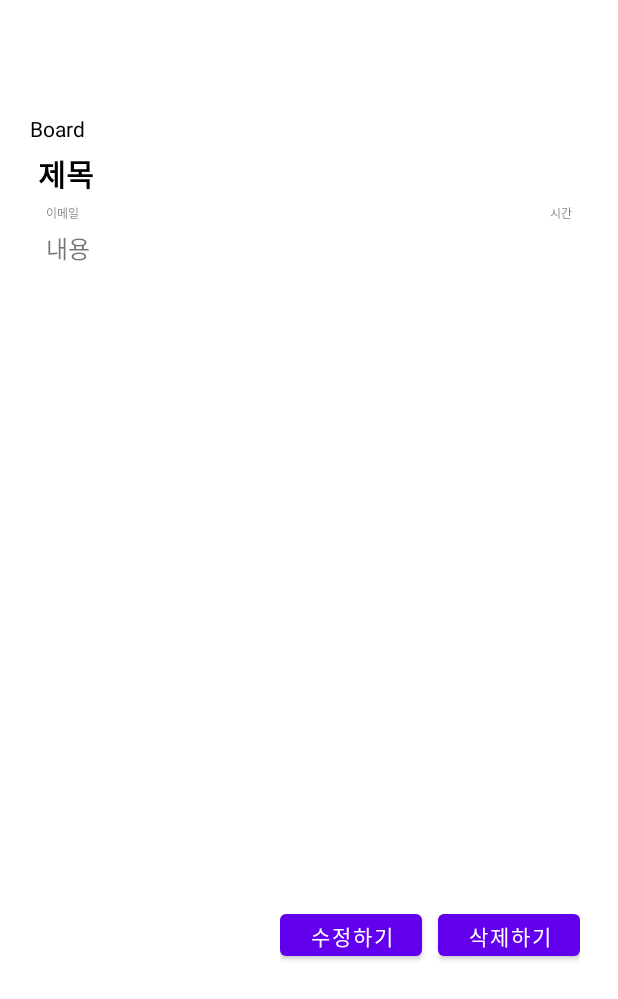
After one commit to dev-yenya/MadCamp_1st, an Android app: the layout fragment_read.xml on its own in the app's theme, with its tools: preview values and no code run, on a phone screen of 412 x 824 dp. The commit adds this screen. Shown: the top 999 px of the screen. Run offline under Robolectric (Android 15) with nearby library versions, the phone set to English and light mode, and no system bars.

Commit message:
커뮤니티 Read/Write 구현 완료

```diff
--- a/app/src/main/java/com/example/first_app/ImageDetailActivity.kt
+++ b/app/src/main/java/com/example/first_app/ImageDetailActivity.kt
@@ -16,12 +16,9 @@ class ImageDetailActivity : AppCompatActivity() {
     lateinit var datas : Uri
     override fun onCreate(savedInstanceState: Bundle?) {
         super.onCreate(savedInstanceState)
-
             setContentView(R.layout.activity_image_detail)
             datas = intent.getSerializableExtra("data") as Uri
             Glide.with(this).load(datas).into(binding.imgDetail)
-
-
     }
 
 }
--- a/app/src/main/java/com/example/first_app/MainActivity.kt
+++ b/app/src/main/java/com/example/first_app/MainActivity.kt
@@ -5,6 +5,7 @@ import androidx.appcompat.app.AppCompatActivity
 import android.os.Bundle
 import android.util.Log
 import android.view.MenuItem
+import android.widget.TextView
 import android.widget.Toast
 import androidx.appcompat.widget.Toolbar
 import androidx.core.view.GravityCompat
@@ -40,7 +41,6 @@ class MainActivity : AppCompatActivity(), NavigationView.OnNavigationItemSelecte
         // 네비게이션 드로어 내에있는 화면의 이벤트를 처리하기 위해 생성
         navigationView = findViewById(R.id.nav_view)
         navigationView.setNavigationItemSelectedListener(this) //navigation 리스너
-        // 툴바 메뉴 버튼이 클릭 됐을 때 실행하는 함수
 
         // OnNavigationItemSelectedListener를 통해 탭 아이템 선택 시 이벤트를 처리
         // navi_menu.xml 에서 설정했던 각 아이템들의 id를 통해 알맞은 프래그먼트로 변경하게 한다.
@@ -76,6 +76,9 @@ class MainActivity : AppCompatActivity(), NavigationView.OnNavigationItemSelecte
         when (item!!.itemId) {
             android.R.id.home -> {
                 // 햄버거 버튼 클릭시 네비게이션 드로어 열기
+                // 네비게이션 드로어 이메일
+                val naEmail : TextView = findViewById(R.id.tv_h_email)
+                naEmail.text = FBAuth.getEmail()
                 drawerLayout.openDrawer(GravityCompat.START)
             }
         }
--- a/app/src/main/java/com/example/first_app/Model.kt
+++ b/app/src/main/java/com/example/first_app/Model.kt
@@ -1,5 +1,9 @@
 package com.example.first_app
 
 data class Model(
-    val title : String = ""
+    val title : String = "",
+    val body : String = "",
+    val uid : String = "",
+    val time : String = "",
+   val email : String = ""
 )
--- a/app/src/main/java/com/example/first_app/PostAdapter.kt
+++ b/app/src/main/java/com/example/first_app/PostAdapter.kt
@@ -26,6 +26,12 @@ class PostAdapter(val List : MutableList<Model>) : BaseAdapter(){
 
         val title = view?.findViewById<TextView>(R.id.tv_post)
         title!!.text = List[position].title
+        val body = view?.findViewById<TextView>(R.id.tv_body)
+        body!!.text = List[position].body
+        val time = view?.findViewById<TextView>(R.id.tv_time)
+        time!!.text = List[position].time
+        val email = view?.findViewById<TextView>(R.id.tv_email)
+        email!!.text = List[position].email
 
         return view!!
     }
--- a/app/src/main/java/com/example/first_app/SignUpActivity.kt
+++ b/app/src/main/java/com/example/first_app/SignUpActivity.kt
@@ -23,7 +23,6 @@ class SignUpActivity : AppCompatActivity() {
         super.onCreate(savedInstanceState)
         mBinding = ActivitySignUpBinding.inflate(layoutInflater)
         setContentView(binding.root)
-        //Toast.makeText(this, auth.currentUser?.uid.toString(), Toast.LENGTH_SHORT).show()
 
         val joinBtn = findViewById<Button>(R.id.btn_join)
         joinBtn.setOnClickListener{
@@ -33,7 +32,8 @@ class SignUpActivity : AppCompatActivity() {
                 .addOnCompleteListener(this) { task ->
                     if (task.isSuccessful) {
                         Toast.makeText(baseContext, "Authentication succeed.", Toast.LENGTH_SHORT).show()
-                        val user = auth.currentUser
+                        auth.signOut()
+                        //val user = auth.currentUser
                     } else {
                         // If sign in fails, display a message to the user.
                         Toast.makeText(baseContext, "Authentication failed.", Toast.LENGTH_SHORT).show()
@@ -47,7 +47,7 @@ class SignUpActivity : AppCompatActivity() {
                 .addOnCompleteListener(this) { task ->
                     if (task.isSuccessful) {
                         Toast.makeText(this, "Login succeed", Toast.LENGTH_SHORT).show()
-                        val user = auth.currentUser
+                        //Toast.makeText(this, auth.currentUser?.uid.toString(), Toast.LENGTH_SHORT).show()
                         val intent = Intent(this, MainActivity::class.java)
                         intent.addFlags(Intent.FLAG_ACTIVITY_NO_ANIMATION)
                         startActivity(intent)
--- a/app/src/main/res/layout/fragment_post_list.xml
+++ b/app/src/main/res/layout/fragment_post_list.xml
@@ -43,11 +43,13 @@
 
         <ListView
             android:id="@+id/lv_post"
-            android:layout_width="409dp"
+            android:layout_width="match_parent"
             android:layout_height="0dp"
+            android:layout_marginHorizontal="15dp"
             android:layout_weight="1"
             tools:layout_editor_absoluteX="1dp"
-            tools:layout_editor_absoluteY="1dp" />
+            tools:layout_editor_absoluteY="1dp"
+            android:layout_marginBottom="?attr/actionBarSize"/>
 
     </LinearLayout>
 
--- /dev/null
+++ b/app/src/main/res/layout/fragment_read.xml
@@ -0,0 +1,87 @@
+<?xml version="1.0" encoding="utf-8"?>
+<FrameLayout xmlns:android="http://schemas.android.com/apk/res/android"
+    xmlns:tools="http://schemas.android.com/tools"
+    android:layout_width="match_parent"
+    android:layout_height="match_parent"
+    tools:context=".ReadFragment"
+    android:layout_marginTop="?attr/actionBarSize">
+
+    <LinearLayout
+        android:layout_width="match_parent"
+        android:layout_height="match_parent"
+        android:orientation="vertical"
+        android:layout_margin="20dp">
+
+        <TextView
+            android:layout_width="match_parent"
+            android:layout_height="wrap_content"
+            android:text="Board"
+            android:textColor="#000000" />
+        <LinearLayout
+            android:layout_width="match_parent"
+            android:layout_height="wrap_content"
+            android:orientation="vertical"
+            android:layout_margin="5dp">
+            <TextView
+                android:id="@+id/tv_title"
+                android:layout_width="match_parent"
+                android:layout_height="wrap_content"
+                android:text="제목"
+                android:textColor="#000000"
+                android:textSize="20sp"
+                android:textStyle="bold" />
+            <LinearLayout
+                android:layout_width="match_parent"
+                android:layout_height="wrap_content"
+                android:orientation="horizontal"
+                android:layout_marginVertical="5dp"
+                android:layout_marginHorizontal="5dp">
+                <TextView
+                    android:id="@+id/tv_email"
+                    android:layout_width="0dp"
+                    android:layout_height="wrap_content"
+                    android:layout_weight="1"
+                    android:text="이메일"
+                    android:textAlignment="viewStart"
+                    android:textSize="8sp" />
+                <TextView
+                    android:id="@+id/tv_time"
+                    android:layout_width="0dp"
+                    android:layout_height="wrap_content"
+                    android:layout_weight="1"
+                    android:text="시간"
+                    android:textAlignment="textEnd"
+                    android:textSize="8sp"
+                    />
+            </LinearLayout>
+            <TextView
+                android:id="@+id/tv_body"
+                android:layout_width="match_parent"
+                android:layout_height="450dp"
+                android:text="내용"
+                android:textSize="16sp"
+                android:layout_marginHorizontal="5dp"
+                />
+            <LinearLayout
+                android:layout_width="200dp"
+                android:layout_height="wrap_content"
+                android:orientation="horizontal"
+                android:layout_gravity="right">
+                <Button
+                    android:id="@+id/btn_update"
+                    android:layout_width="0dp"
+                    android:layout_weight="1"
+                    android:layout_height="40dp"
+                    android:layout_marginRight="5dp"
+                    android:text="수정하기" />
+                <Button
+                    android:id="@+id/btn_delete"
+                    android:layout_width="0dp"
+                    android:layout_weight="1"
+                    android:layout_marginLeft="5dp"
+                    android:layout_height="40dp"
+                    android:text="삭제하기" />
+            </LinearLayout>
+        </LinearLayout>
+    </LinearLayout>
+</FrameLayout>
```
Also changed, not shown: app/src/main/java/com/example/first_app/FBAuth.kt (added, +24 -0 lines), app/src/main/java/com/example/first_app/PostListFragment.kt (+25 -0 lines), app/src/main/java/com/example/first_app/ReadFragment.kt (added, +93 -0 lines), app/src/main/java/com/example/first_app/WritePostFragment.kt (+6 -2 lines), app/src/main/res/layout/fragment_write_post.xml (+7 -2 lines), app/src/main/res/layout/header.xml (+9 -7 lines), app/src/main/res/layout/post_item.xml (+58 -11 lines).
